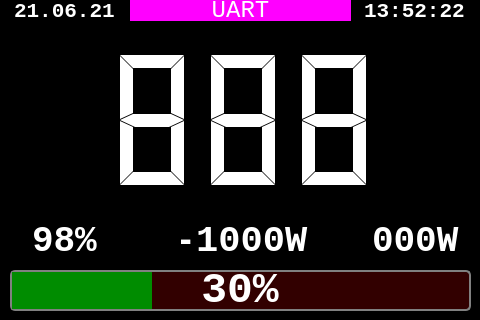
First picture: the form in ui.layouts/main_window_lite_480x320.ui, repository mark99i/vesc-display, before the edit.
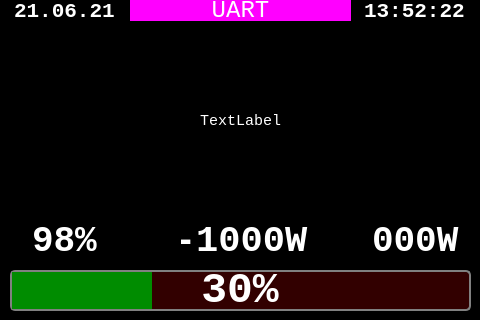
Second picture: the form after the edit.

Commit message: improved gui lite, added session info on speed < 4kmh, added session info from start

```diff
--- a/ui.layouts/main_window_lite_480x320.ui
+++ b/ui.layouts/main_window_lite_480x320.ui
@@ -364,6 +364,57 @@
      <bool>true</bool>
     </property>
    </widget>
+   <widget class="QLabel" name="session_description">
+    <property name="geometry">
+     <rect>
+      <x>90</x>
+      <y>30</y>
+      <width>301</width>
+      <height>181</height>
+     </rect>
+    </property>
+    <property name="font">
+     <font>
+      <family>Consolas</family>
+      <pointsize>11</pointsize>
+     </font>
+    </property>
+    <property name="cursor">
+     <cursorShape>BlankCursor</cursorShape>
+    </property>
+    <property name="styleSheet">
+     <string notr="true">color: rgb(255, 255, 255);
+background: rgba(0,0,0,255);</string>
+    </property>
+    <property name="frameShape">
+     <enum>QFrame::StyledPanel</enum>
+    </property>
+    <property name="frameShadow">
+     <enum>QFrame::Plain</enum>
+    </property>
+    <property name="lineWidth">
+     <number>3</number>
+    </property>
+    <property name="text">
+     <string>TextLabel</string>
+    </property>
+    <property name="alignment">
+     <set>Qt::AlignCenter</set>
+    </property>
+   </widget>
+   <widget class="QLabel" name="settings_button">
+    <property name="geometry">
+     <rect>
+      <x>410</x>
+      <y>30</y>
+      <width>41</width>
+      <height>41</height>
+     </rect>
+    </property>
+    <property name="text">
+     <string>TextLabel</string>
+    </property>
+   </widget>
   </widget>
  </widget>
  <resources/>
```
Left out of the diff: 6 changed lines with no effect on the pictures. The commit also changes 8 other files.
